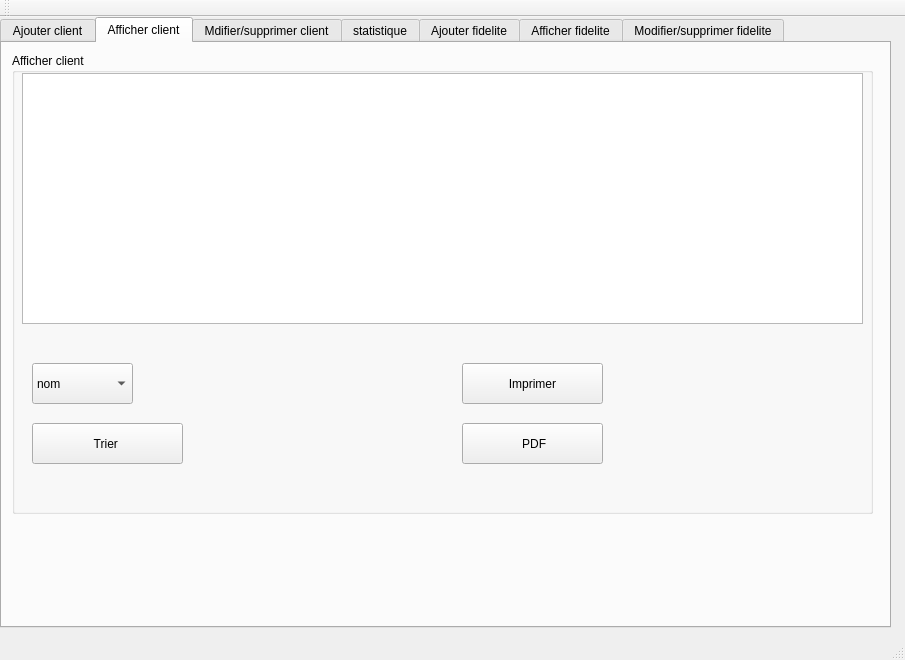
First picture: the form in mainwindow.ui, repository khaledg4g/print-office-c-, before the edit.
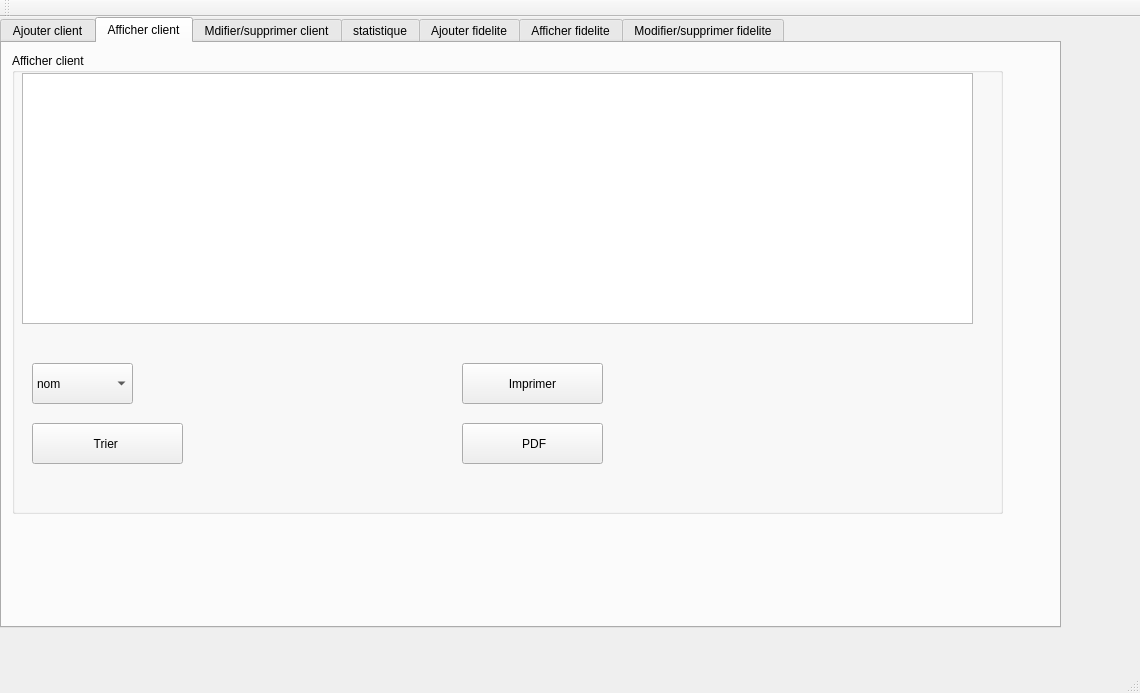
Second picture: the form after the edit. The open tabs and pages were chosen to show the change.

```diff
--- a/mainwindow.ui
+++ b/mainwindow.ui
@@ -6,8 +6,8 @@
    <rect>
     <x>0</x>
     <y>0</y>
-    <width>905</width>
-    <height>660</height>
+    <width>1140</width>
+    <height>693</height>
    </rect>
   </property>
   <property name="windowTitle">
@@ -19,7 +19,7 @@
      <rect>
       <x>0</x>
       <y>0</y>
-      <width>891</width>
+      <width>1061</width>
       <height>611</height>
      </rect>
     </property>
@@ -417,7 +417,7 @@
        <rect>
         <x>10</x>
         <y>10</y>
-        <width>861</width>
+        <width>991</width>
         <height>461</height>
        </rect>
       </property>
@@ -429,7 +429,7 @@
         <rect>
          <x>10</x>
          <y>20</y>
-         <width>841</width>
+         <width>951</width>
          <height>251</height>
         </rect>
        </property>
```
Left out of the diff: 4 changed lines with no effect on the pictures.
